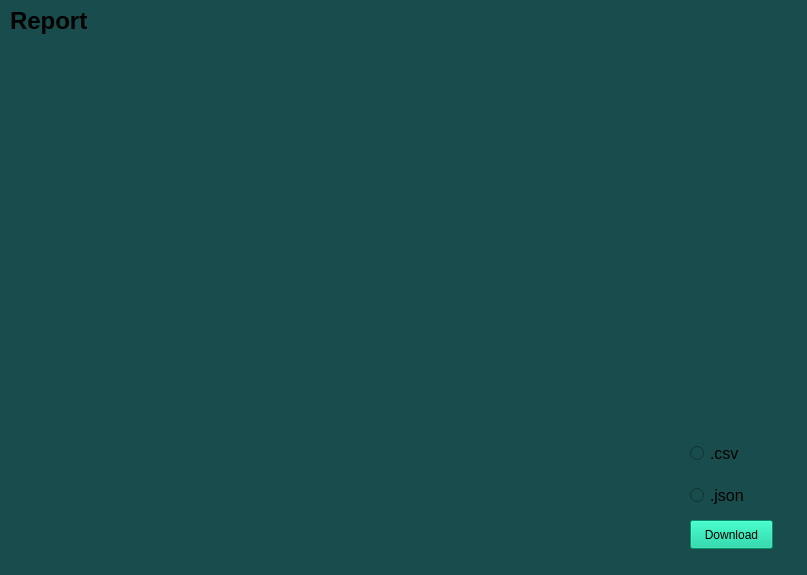
This is report.ui in ianlopez07/SMI-Code-Checker as Qt 5 draws it before an edit. The edited form follows.
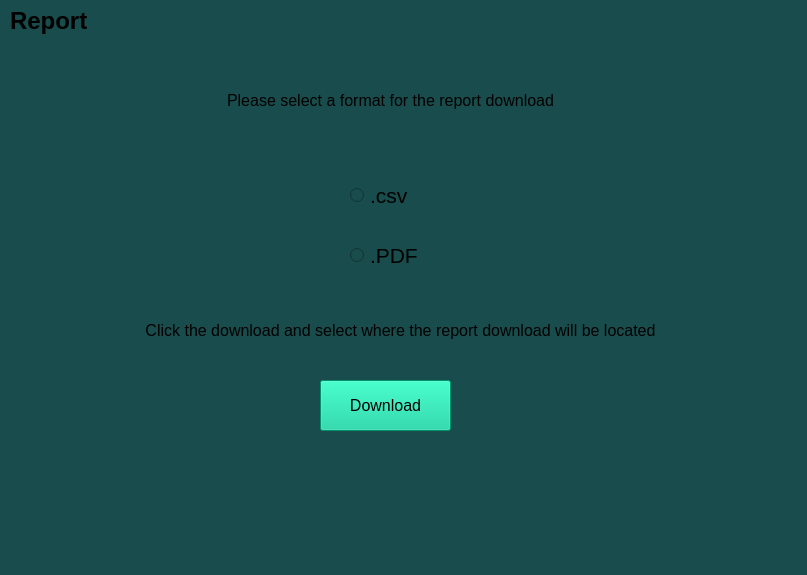
This is the edited form.

Commit message: Updated UI of Report Page

```diff
--- a/report.ui
+++ b/report.ui
@@ -41,15 +41,15 @@
   <widget class="QRadioButton" name="csvRadioBtn">
    <property name="geometry">
     <rect>
-     <x>690</x>
-     <y>440</y>
-     <width>61</width>
-     <height>26</height>
+     <x>350</x>
+     <y>180</y>
+     <width>71</width>
+     <height>31</height>
     </rect>
    </property>
    <property name="font">
     <font>
-     <pointsize>12</pointsize>
+     <pointsize>16</pointsize>
     </font>
    </property>
    <property name="styleSheet">
@@ -62,33 +62,38 @@
   <widget class="QRadioButton" name="jsonRadioBtn">
    <property name="geometry">
     <rect>
-     <x>690</x>
-     <y>480</y>
-     <width>71</width>
+     <x>350</x>
+     <y>240</y>
+     <width>81</width>
      <height>31</height>
     </rect>
    </property>
    <property name="font">
     <font>
-     <pointsize>12</pointsize>
+     <pointsize>16</pointsize>
     </font>
    </property>
    <property name="styleSheet">
     <string notr="true"/>
    </property>
    <property name="text">
-    <string>.json</string>
+    <string>.PDF</string>
    </property>
   </widget>
   <widget class="QPushButton" name="DownloadBtn">
    <property name="geometry">
     <rect>
-     <x>690</x>
-     <y>520</y>
-     <width>83</width>
-     <height>29</height>
+     <x>320</x>
+     <y>380</y>
+     <width>131</width>
+     <height>51</height>
     </rect>
    </property>
+   <property name="font">
+    <font>
+     <pointsize>12</pointsize>
+    </font>
+   </property>
    <property name="styleSheet">
     <string notr="true">background-color: rgb(0, 204, 150);
 color: rgb(0, 0, 0);</string>
@@ -97,6 +102,48 @@
     <string>Download</string>
    </property>
   </widget>
+  <widget class="QLabel" name="label_2">
+   <property name="geometry">
+    <rect>
+     <x>170</x>
+     <y>80</y>
+     <width>441</width>
+     <height>41</height>
+    </rect>
+   </property>
+   <property name="font">
+    <font>
+     <pointsize>12</pointsize>
+    </font>
+   </property>
+   <property name="text">
+    <string>Please select a format for the report download</string>
+   </property>
+   <property name="alignment">
+    <set>Qt::AlignmentFlag::AlignCenter</set>
+   </property>
+  </widget>
+  <widget class="QLabel" name="label_3">
+   <property name="geometry">
+    <rect>
+     <x>70</x>
+     <y>310</y>
+     <width>661</width>
+     <height>41</height>
+    </rect>
+   </property>
+   <property name="font">
+    <font>
+     <pointsize>12</pointsize>
+    </font>
+   </property>
+   <property name="text">
+    <string>Click the download and select where the report download will be located</string>
+   </property>
+   <property name="alignment">
+    <set>Qt::AlignmentFlag::AlignCenter</set>
+   </property>
+  </widget>
  </widget>
  <resources/>
  <connections/>
```
